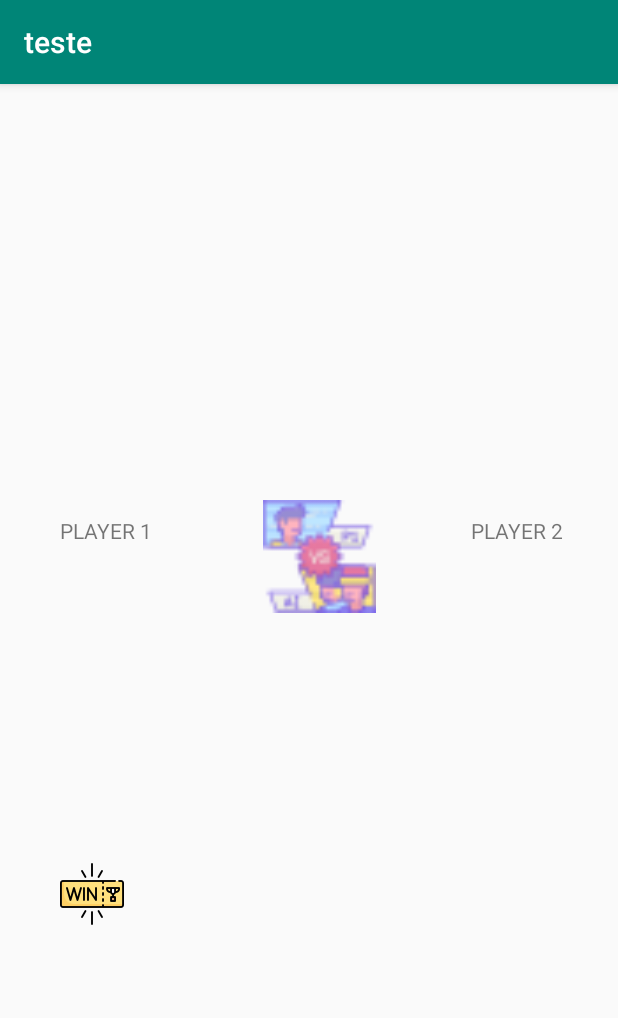
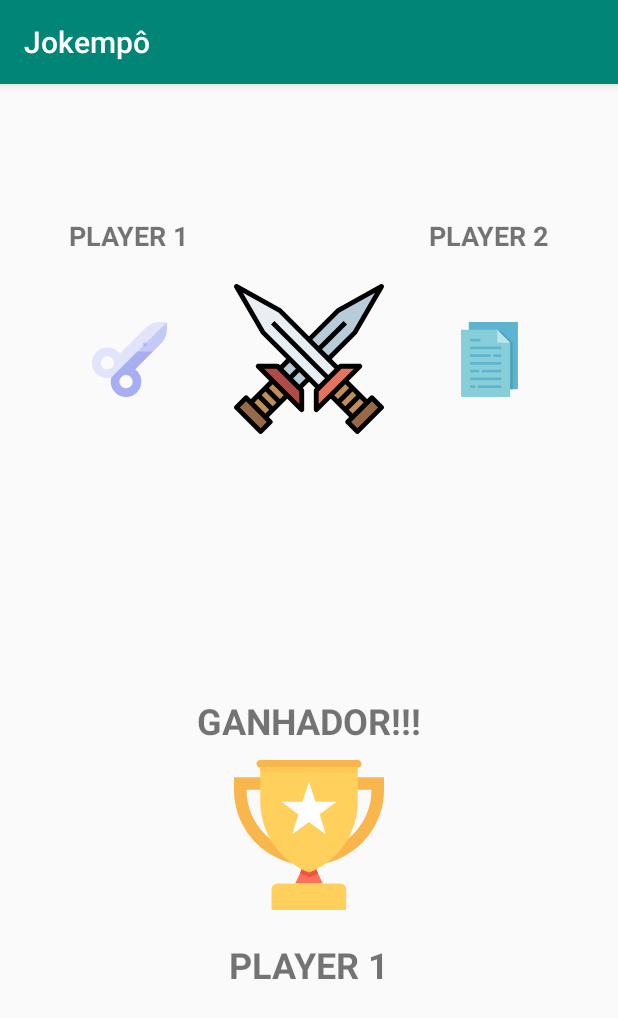
Before and after one commit to Thanyla/jokempo, an Android app: the screen it shows after launch (ControlActivity), after a tap on an icon or button, on a phone screen of 412 x 824 dp. Shown: the top 1018 px of the screen. Run offline under Robolectric (Android 15) with nearby library versions, the phone set to English and light mode, and no system bars; 1 other tap on this screen came first.

Commit message:
Finalização das regras e layout

```diff
--- /dev/null
+++ b/app/src/main/java/com/example/teste/Chooses.java
@@ -0,0 +1,28 @@
+package com.example.teste;
+
+public class Chooses {
+    public int getImagem(int idEscolha){
+        if(idEscolha == R.id.papel){
+            return getPapel();
+        }
+        if(idEscolha == R.id.pedra){
+            return getPedra();
+        }
+        if(idEscolha == R.id.tesoura){
+            return getTesoura();
+        }
+        return 0;
+    }
+
+    public int getPedra(){
+        return R.drawable.ic_stone;
+    }
+
+    public int getPapel(){
+        return R.drawable.ic_document;
+    }
+
+    public int getTesoura(){
+        return R.drawable.ic_scissors;
+    }
+}
--- a/app/src/main/java/com/example/teste/ControlActivity.java
+++ b/app/src/main/java/com/example/teste/ControlActivity.java
@@ -4,6 +4,7 @@ import androidx.appcompat.app.AppCompatActivity;
 
 import android.content.Context;
 import android.os.Bundle;
+import android.widget.ImageView;
 import android.widget.TextView;
 import android.widget.Toast;
 
@@ -19,7 +20,15 @@ public class ControlActivity extends AppCompatActivity {
         Player playerTwo = (Player) extras.get("playerTwo");
         Rules rules = (Rules) extras.get("rules");
 
-        Toast.makeText(getContext(), rules.quemVence(playerOne, playerTwo).getNome(), Toast.LENGTH_SHORT).show();
+        ImageView playerOneEscolha= (ImageView) findViewById(R.id.imagePlayerOne);
+        ImageView playerTwoEscolha= (ImageView) findViewById(R.id.imagePlayerTwo);
+        //playerOneEscolha.setImageResource(R.drawable.ic_scissors);
+        playerOneEscolha.setImageResource(new Chooses().getImagem(playerOne.getIdEscolha()));
+        playerTwoEscolha.setImageResource(new Chooses().getImagem(playerTwo.getIdEscolha()));
+
+        TextView winner = (TextView) findViewById(R.id.textWinner);
+        winner.setText(rules.quemVence(playerOne, playerTwo).getNome());
+
     }
     public Context getContext(){return this;}
 
--- a/app/src/main/java/com/example/teste/MainActivity.java
+++ b/app/src/main/java/com/example/teste/MainActivity.java
@@ -35,6 +35,7 @@ public class MainActivity extends AppCompatActivity {
 
     public void escolha(View view) {
         //preenchendo jogadores
+
         if(playerOne == null){
             this.playerOne = new Player("PLAYER 1", view.getId());
             Toast.makeText(getContext(), "Escolha computada", Toast.LENGTH_SHORT).show();
@@ -45,6 +46,8 @@ public class MainActivity extends AppCompatActivity {
             this.playerTwo = new Player("PLAYER 2", view.getId());
             Toast.makeText(getContext(), "Escolha computada", Toast.LENGTH_SHORT).show();
         }
+
+        //Toast.makeText(getContext(), "" + view.getBackground().toString(), Toast.LENGTH_SHORT).show();
 
         if(playerOne != null && playerTwo != null){
             Intent intent = new Intent(getContext(), ControlActivity.class);
--- a/app/src/main/java/com/example/teste/Player.java
+++ b/app/src/main/java/com/example/teste/Player.java
@@ -1,4 +1,6 @@
 package com.example.teste;
+
+import android.graphics.drawable.Drawable;
 
 import java.io.Serializable;
 
@@ -26,4 +28,5 @@ public class Player implements Serializable {
     public void setIdEscolha(int idEscolha) {
         this.idEscolha = idEscolha;
     }
+
 }
--- /dev/null
+++ b/app/src/main/res/drawable/ic_cup.xml
@@ -0,0 +1,30 @@
+<vector xmlns:android="http://schemas.android.com/apk/res/android"
+    android:width="501.551dp"
+    android:height="501.551dp"
+    android:viewportWidth="501.551"
+    android:viewportHeight="501.551">
+  <path
+      android:pathData="M296.751,412.735l-91.951,0l15.673,-33.437l13.584,-31.347l33.437,0l13.584,31.347z"
+      android:fillColor="#FF7058"/>
+  <path
+      android:pathData="M355.265,412.735h-208.98c-11.494,0 -20.898,9.404 -20.898,20.898v67.918h249.731v-67.918C376.163,422.139 366.759,412.735 355.265,412.735z"
+      android:fillColor="#FFD15C"/>
+  <path
+      android:pathData="M281.078,379.298c-8.359,4.18 -16.718,8.359 -25.078,11.494l-5.224,1.045l-5.225,-2.09c-8.359,-3.135 -16.718,-7.314 -25.078,-11.494l13.584,-31.347h32.392L281.078,379.298z"
+      android:fillColor="#F1543F"/>
+  <path
+      android:pathData="M0,57.469v42.841C0,204.8 64.784,294.661 155.69,332.278c29.257,12.539 61.649,18.808 95.086,18.808s65.829,-6.269 95.086,-18.808c90.906,-37.616 155.69,-127.478 155.69,-231.967V57.469H0zM459.755,100.31c0,50.155 -17.763,96.131 -48.065,132.702c-38.661,45.975 -96.131,76.278 -160.914,76.278s-122.253,-29.257 -160.914,-76.278c-29.257,-35.527 -48.065,-82.547 -48.065,-132.702v-1.045H458.71v1.045H459.755z"
+      android:fillColor="#F8B64C"/>
+  <path
+      android:pathData="M413.78,0H87.771c-7.314,0 -12.539,6.269 -12.539,12.539c0,7.314 5.224,13.584 12.539,13.584H413.78c7.314,0 12.539,-6.269 12.539,-12.539C426.318,6.269 421.094,0 413.78,0z"
+      android:fillColor="#F8B64C"/>
+  <path
+      android:pathData="M413.78,26.122v112.849c0,104.49 -64.784,199.576 -163.004,237.192c-98.22,-38.661 -163.004,-132.702 -163.004,-238.237V26.122H413.78z"
+      android:fillColor="#FFD15C"/>
+  <path
+      android:pathData="M250.776,73.143l21.942,66.873l70.009,0l-56.425,41.796l20.898,66.874l-56.424,-41.796l-56.425,41.796l20.898,-66.874l-56.425,-41.796l70.009,0z"
+      android:fillColor="#FFFFFF"/>
+  <path
+      android:pathData="M87.771,26.122h324.963v15.673h-324.963z"
+      android:fillColor="#FFC952"/>
+</vector>
--- /dev/null
+++ b/app/src/main/res/drawable/ic_document.xml
@@ -0,0 +1,90 @@
+<vector xmlns:android="http://schemas.android.com/apk/res/android"
+    android:width="599dp"
+    android:height="599dp"
+    android:viewportWidth="599"
+    android:viewportHeight="599.318">
+  <path
+      android:pathData="M134.086,0L526.535,0L526.535,537.035L134.086,537.035ZM134.086,0"
+      android:fillColor="#5EB3D1"
+      android:fillAlpha="1"
+      android:fillType="nonZero"
+      android:strokeColor="#00000000"/>
+  <path
+      android:pathData="M392.277,72.293L371.621,72.293L371.621,537.035L485.223,537.035L485.223,165.242ZM392.277,72.293"
+      android:fillColor="#4FA1B7"
+      android:fillAlpha="1"
+      android:fillType="nonZero"
+      android:strokeColor="#00000000"/>
+  <path
+      android:pathData="M464.57,599L72.121,599L72.121,61.965L361.293,61.965L464.57,165.242ZM464.57,599"
+      android:fillColor="#87CED9"
+      android:fillAlpha="1"
+      android:fillType="nonZero"
+      android:strokeColor="#00000000"/>
+  <path
+      android:pathData="M464.57,165.242L361.293,165.242L361.293,61.965ZM464.57,165.242"
+      android:fillColor="#B9E6ED"
+      android:fillAlpha="1"
+      android:fillType="nonZero"
+      android:strokeColor="#00000000"/>
+  <path
+      android:pathData="M144.414,196.223L392.277,196.223L392.277,216.879L144.414,216.879ZM144.414,196.223"
+      android:fillColor="#5EB3D1"
+      android:fillAlpha="1"
+      android:fillType="nonZero"
+      android:strokeColor="#00000000"/>
+  <path
+      android:pathData="M144.414,134.258L227.035,134.258L227.035,154.914L144.414,154.914ZM144.414,134.258"
+      android:fillColor="#5EB3D1"
+      android:fillAlpha="1"
+      android:fillType="nonZero"
+      android:strokeColor="#00000000"/>
+  <path
+      android:pathData="M144.414,258.191L309.656,258.191L309.656,278.844L144.414,278.844ZM144.414,258.191"
+      android:fillColor="#5EB3D1"
+      android:fillAlpha="1"
+      android:fillType="nonZero"
+      android:strokeColor="#00000000"/>
+  <path
+      android:pathData="M330.313,258.191L392.277,258.191L392.277,278.844L330.313,278.844ZM330.313,258.191"
+      android:fillColor="#5EB3D1"
+      android:fillAlpha="1"
+      android:fillType="nonZero"
+      android:strokeColor="#00000000"/>
+  <path
+      android:pathData="M144.414,320.156L392.277,320.156L392.277,340.809L144.414,340.809ZM144.414,320.156"
+      android:fillColor="#5EB3D1"
+      android:fillAlpha="1"
+      android:fillType="nonZero"
+      android:strokeColor="#00000000"/>
+  <path
+      android:pathData="M144.414,444.086L392.277,444.086L392.277,464.742L144.414,464.742ZM144.414,444.086"
+      android:fillColor="#5EB3D1"
+      android:fillAlpha="1"
+      android:fillType="nonZero"
+      android:strokeColor="#00000000"/>
+  <path
+      android:pathData="M237.363,382.121L392.277,382.121L392.277,402.773L237.363,402.773ZM237.363,382.121"
+      android:fillColor="#5EB3D1"
+      android:fillAlpha="1"
+      android:fillType="nonZero"
+      android:strokeColor="#00000000"/>
+  <path
+      android:pathData="M144.414,382.121L216.707,382.121L216.707,402.773L144.414,402.773ZM144.414,382.121"
+      android:fillColor="#5EB3D1"
+      android:fillAlpha="1"
+      android:fillType="nonZero"
+      android:strokeColor="#00000000"/>
+  <path
+      android:pathData="M144.414,506.051L185.723,506.051L185.723,526.707L144.414,526.707ZM144.414,506.051"
+      android:fillColor="#5EB3D1"
+      android:fillAlpha="1"
+      android:fillType="nonZero"
+      android:strokeColor="#00000000"/>
+  <path
+      android:pathData="M206.379,506.051L392.277,506.051L392.277,526.707L206.379,526.707ZM206.379,506.051"
+      android:fillColor="#5EB3D1"
+      android:fillAlpha="1"
+      android:fillType="nonZero"
+      android:strokeColor="#00000000"/>
+</vector>
--- /dev/null
+++ b/app/src/main/res/drawable/ic_scissors.xml
@@ -0,0 +1,21 @@
+<vector xmlns:android="http://schemas.android.com/apk/res/android"
+    android:width="512dp"
+    android:height="512dp"
+    android:viewportWidth="512"
+    android:viewportHeight="512">
+  <path
+      android:pathData="M507.762,4.499C505.063,1.8 501.163,0 496.962,0c-54.899,0 -91.199,0 -134.099,43.198l-173.6,173.3c-2.999,-3.898 -6.301,-7.798 -9.901,-11.1c-40.8,-40.8 -107.399,-40.8 -148.5,0c-41.1,40.801 -41.1,107.401 0,148.5c20.402,20.099 47.401,30.3 74.401,30.3c8.699,0 17.1,-0.901 25.499,-2.999c18.001,-4.501 34.801,-13.801 48.6,-27.601L302.363,230.9h48.9l65.4,-29.7l0.599,-0.3l48.9,-49.2c43.2,-42.9 45.8,-81.8 45.8,-136.699C511.962,10.8 510.464,7.2 507.762,4.499zM105.263,324.499c-11.7,0 -23.101,-4.501 -31.8,-13.2c-17.701,-17.401 -17.701,-45.901 0,-63.6c17.399,-17.401 45.899,-17.401 63.6,0c8.399,8.399 13.2,19.799 13.2,31.8c0,11.999 -4.801,23.399 -13.2,31.8C128.064,319.999 116.663,324.499 105.263,324.499z"
+      android:fillColor="#E1E4FB"/>
+  <path
+      android:pathData="M511.962,15c0,54.899 -2.6,93.799 -45.8,136.699l-48.9,49.2l-0.599,0.3l-65.4,29.7h-48.9l-123.001,122.7c-13.799,13.801 -30.599,23.101 -48.6,27.601L507.464,4.499c0,0 0,0 0.298,0C510.464,7.2 511.962,10.8 511.962,15z"
+      android:fillColor="#C5C9F7"/>
+  <path
+      android:pathData="M370.162,162.799c-5.698,6 -15.298,6 -20.999,0c-6,-5.7 -6,-15.3 0,-21c5.7,-6 15.3,-6 20.999,0C376.162,147.499 376.162,157.099 370.162,162.799z"
+      android:fillColor="#C5C9F7"/>
+  <path
+      android:pathData="M370.162,162.799c-5.698,6 -15.298,6 -20.999,0l20.999,-21C376.162,147.499 376.162,157.099 370.162,162.799z"
+      android:fillColor="#A8AFF1"/>
+  <path
+      android:pathData="M295.462,322.7l121.8,-121.8H311.063l-180,180c-9,34.499 0,72.9 27.299,100.199c20.402,20.7 47.1,30.901 74.101,30.901s53.699,-10.201 74.399,-30.901c40.501,-41.1 40.501,-107.699 -0.3,-148.499C303.262,328.998 299.362,325.699 295.462,322.7zM264.263,438.499c-8.699,9 -20.4,13.2 -31.8,13.2s-23.101,-4.2 -31.8,-13.2c-17.701,-17.401 -17.701,-45.899 0,-63.6c17.401,-17.401 46.199,-17.401 63.6,0C281.663,392.6 281.663,421.099 264.263,438.499z"
+      android:fillColor="#A8AFF1"/>
+</vector>
--- /dev/null
+++ b/app/src/main/res/drawable/ic_stone.xml
@@ -0,0 +1,21 @@
+<vector xmlns:android="http://schemas.android.com/apk/res/android"
+    android:width="512dp"
+    android:height="512dp"
+    android:viewportWidth="512"
+    android:viewportHeight="512">
+  <path
+      android:pathData="M377.655,147.841L205.609,3.095c-3.933,-3.278 -9.144,-3.781 -13.934,-2.311L180.531,52.5l146.25,410.281l23.533,48.023l39.749,-68.648l11.25,-217.094L377.655,147.841z"
+      android:fillColor="#8B8892"/>
+  <path
+      android:pathData="M307.094,434.656L49.688,177.25l-42.142,0.114l3.08,44.26L86,451.374L142,512h204c1.465,-0.406 2.888,-0.802 4.314,-1.196L307.094,434.656z"
+      android:fillColor="#8B8892"/>
+  <path
+      android:pathData="M1.586,189.284C0.542,191.369 0,193.669 0,196v210.985c0,4.726 2.225,9.175 6.006,12.012l121,90c2.598,1.948 5.76,3.003 9.009,3.003H142L7.546,177.364L1.586,189.284z"
+      android:fillColor="#AEADB3"/>
+  <path
+      android:pathData="M353.718,509.861l151.002,-90c4.517,-2.71 7.28,-7.592 7.28,-12.859v-91.024c0,-3.4 -1.157,-6.698 -3.281,-9.353l-121,-150c-0.707,-0.721 -1.41,-1.437 -2.117,-2.161l-7.947,-6.623l-0.005,0.002L350.254,510.61l0.06,0.194C351.438,510.493 352.563,510.182 353.718,509.861z"
+      android:fillColor="#AEADB3"/>
+  <path
+      android:pathData="M191.675,0.784c-0.786,0.242 -1.626,0.042 -2.377,0.417L69.291,61.582c-2.904,1.452 -5.257,3.805 -6.709,6.709L7.546,177.364l342.768,333.441L191.675,0.784z"
+      android:fillColor="#787780"/>
+</vector>
--- /dev/null
+++ b/app/src/main/res/drawable/ic_war.xml
@@ -0,0 +1,87 @@
+<vector xmlns:android="http://schemas.android.com/apk/res/android"
+    android:width="496dp"
+    android:height="496dp"
+    android:viewportWidth="496.004"
+    android:viewportHeight="496">
+  <path
+      android:pathData="m216.004,344.004 l184,-184 88,-152 -144,80 -192,192"
+      android:fillColor="#b8cbd9"/>
+  <path
+      android:pathData="m376,456.008 l80,-80 32,32 -80,80zM376,456.008"
+      android:fillColor="#976947"/>
+  <path
+      android:pathData="m320.004,368.004 l72,72 48,-48 -72,-72"
+      android:fillColor="#c18e59"/>
+  <path
+      android:pathData="m272.004,416.004 l144,-144h-64l-80,80zM272.004,416.004"
+      android:fillColor="#e4725f"/>
+  <path
+      android:pathData="m280.004,344.004 l-184,-184 -88,-152 144,80 192,192"
+      android:fillColor="#e8eff4"/>
+  <path
+      android:pathData="m8.004,408 l32,-32 79.996,79.996 -32,32.004zM8.004,408"
+      android:fillColor="#976947"/>
+  <path
+      android:pathData="m176.004,368.004 l-72,72 -48,-48 72,-72"
+      android:fillColor="#c18e59"/>
+  <path
+      android:pathData="m224.004,416.004 l-144,-144h64l80,80zM224.004,416.004"
+      android:fillColor="#af4a47"/>
+  <path
+      android:fillColor="#FF000000"
+      android:pathData="m272.004,424.004c-1.035,0 -2.074,-0.199 -3.066,-0.609 -2.984,-1.238 -4.934,-4.16 -4.934,-7.391v-64c0,-2.121 0.84,-4.16 2.344,-5.656l80,-80c1.496,-1.504 3.535,-2.344 5.656,-2.344h64c3.23,0 6.148,1.953 7.391,4.938 1.238,2.992 0.551,6.43 -1.738,8.719l-144,144c-1.527,1.527 -3.574,2.344 -5.652,2.344zM280.004,355.316v41.375l116.688,-116.688h-41.379zM280.004,355.316"/>
+  <path
+      android:fillColor="#FF000000"
+      android:pathData="m408.004,496.004c-2.051,0 -4.098,-0.785 -5.656,-2.344l-32,-32c-3.129,-3.129 -3.129,-8.184 0,-11.313l80,-80c3.125,-3.129 8.184,-3.129 11.309,0l32,32c3.129,3.129 3.129,8.184 0,11.313l-80,80c-1.559,1.559 -3.605,2.344 -5.652,2.344zM387.313,456.004 L408.004,476.691 476.691,408.004 456.004,387.316zM387.313,456.004"/>
+  <path
+      android:fillColor="#FF000000"
+      android:pathData="m362.34,325.66 l11.313,-11.313 72,72 -11.313,11.313zM362.34,325.66"/>
+  <path
+      android:fillColor="#FF000000"
+      android:pathData="m314.34,373.66 l11.313,-11.313 72,72 -11.313,11.313zM314.34,373.66"/>
+  <path
+      android:fillColor="#FF000000"
+      android:pathData="m362.336,410.348 l48,-47.996 11.313,11.313 -47.996,48zM362.336,410.348"/>
+  <path
+      android:fillColor="#FF000000"
+      android:pathData="m338.34,386.348 l47.996,-47.996 11.313,11.313 -47.996,48zM338.34,386.348"/>
+  <path
+      android:fillColor="#FF000000"
+      android:pathData="m274.348,349.66 l-184,-184c-0.496,-0.496 -0.922,-1.047 -1.266,-1.648l-88,-152c-1.809,-3.113 -1.305,-7.047 1.215,-9.617 2.52,-2.566 6.441,-3.133 9.594,-1.383l144,80c0.648,0.359 1.246,0.809 1.766,1.336l192,192 -11.309,11.313 -191.211,-191.207 -117.695,-65.387 72.961,126.027 183.254,183.254zM274.348,349.66"/>
+  <path
+      android:fillColor="#FF000000"
+      android:pathData="m224.004,424.004c-2.082,0 -4.129,-0.816 -5.656,-2.344l-144,-144c-2.289,-2.289 -2.977,-5.727 -1.738,-8.719 1.242,-2.984 4.16,-4.938 7.395,-4.938h64c2.117,0 4.156,0.84 5.652,2.344l80,80c1.504,1.496 2.348,3.535 2.348,5.656v64c0,3.23 -1.953,6.152 -4.938,7.391 -0.992,0.41 -2.031,0.609 -3.063,0.609zM99.313,280.004 L216.004,396.691v-41.375l-75.313,-75.313zM99.313,280.004"/>
+  <path
+      android:fillColor="#FF000000"
+      android:pathData="m88.004,496.004c-2.051,0 -4.098,-0.785 -5.656,-2.344l-80,-80c-3.129,-3.129 -3.129,-8.184 0,-11.313l32,-32c3.125,-3.129 8.184,-3.129 11.309,0l80,80c3.129,3.129 3.129,8.184 0,11.313l-32,32c-1.559,1.559 -3.605,2.344 -5.652,2.344zM19.313,408.004 L88.004,476.691 108.691,456.004 40.004,387.316zM19.313,408.004"/>
+  <path
+      android:fillColor="#FF000000"
+      android:pathData="m50.344,386.348 l72,-72 11.313,11.313 -72,72zM50.344,386.348"/>
+  <path
+      android:fillColor="#FF000000"
+      android:pathData="m98.34,434.348 l72,-72 11.316,11.313 -72,72zM98.34,434.348"/>
+  <path
+      android:fillColor="#FF000000"
+      android:pathData="m74.34,373.656 l11.313,-11.313 48,48 -11.313,11.313zM74.34,373.656"/>
+  <path
+      android:fillColor="#FF000000"
+      android:pathData="m98.34,349.656 l11.313,-11.313 48,48 -11.313,11.313zM98.34,349.656"/>
+  <path
+      android:fillColor="#FF000000"
+      android:pathData="m146.344,274.344 l32,-32 11.316,11.313 -32.004,32zM146.344,274.344"/>
+  <path
+      android:fillColor="#FF000000"
+      android:pathData="m317.656,253.66 l-11.309,-11.313 87.254,-87.254 72.961,-126.027 -117.695,65.387 -95.211,95.207 -11.309,-11.313 96,-96c0.52,-0.527 1.117,-0.977 1.766,-1.336l144,-80c3.16,-1.75 7.074,-1.176 9.594,1.383 2.52,2.563 3.016,6.496 1.215,9.617l-88,152c-0.344,0.602 -0.777,1.16 -1.266,1.648zM317.656,253.66"/>
+  <path
+      android:fillColor="#FF000000"
+      android:pathData="m210.344,338.344 l32,-32 11.313,11.313 -32,32zM210.344,338.344"/>
+  <path
+      android:fillColor="#FF000000"
+      android:pathData="m122.344,133.664 l11.316,-11.313 183.996,184 -11.313,11.313zM122.344,133.664"/>
+  <path
+      android:fillColor="#FF000000"
+      android:pathData="m178.344,306.344 l32,-32 11.316,11.313 -32.004,32zM178.344,306.344"/>
+  <path
+      android:fillColor="#FF000000"
+      android:pathData="m274.344,210.348 l87.996,-87.996 11.313,11.313 -87.996,87.996zM274.344,210.348"/>
+</vector>
--- a/app/src/main/res/layout/activity_control.xml
+++ b/app/src/main/res/layout/activity_control.xml
@@ -9,57 +9,96 @@
 
     <TextView
         android:id="@+id/textPlayer1"
-        android:layout_width="72dp"
-        android:layout_height="18dp"
-        android:layout_marginStart="40dp"
-        android:layout_marginTop="288dp"
+        android:layout_width="wrap_content"
+        android:layout_height="wrap_content"
+        android:layout_marginEnd="30dp"
+        android:layout_marginBottom="20dp"
         android:text="@string/player_one"
-        app:layout_constraintStart_toStartOf="parent"
-        app:layout_constraintTop_toTopOf="parent" />
-
-    <ImageView
-        android:id="@+id/imageView"
-        android:layout_width="106dp"
-        android:layout_height="75dp"
-        android:src="@mipmap/vs"
-        app:layout_constraintBottom_toBottomOf="parent"
-        app:layout_constraintEnd_toStartOf="@+id/textPlayer2"
-        app:layout_constraintStart_toEndOf="@+id/textPlayer1"
-        app:layout_constraintTop_toTopOf="parent"
-        app:layout_constraintVertical_bias="0.4" />
+        android:textSize="18sp"
+        android:textStyle="bold"
+        app:layout_constraintBottom_toTopOf="@+id/imageVersus"
+        app:layout_constraintEnd_toStartOf="@+id/imageVersus" />
 
     <TextView
         android:id="@+id/textPlayer2"
         android:layout_width="wrap_content"
         android:layout_height="wrap_content"
-        android:layout_marginTop="288dp"
-        android:layout_marginEnd="36dp"
+        android:layout_marginStart="30dp"
+        android:layout_marginBottom="20dp"
         android:text="@string/player_two"
-        app:layout_constraintEnd_toEndOf="parent"
-        app:layout_constraintTop_toTopOf="parent" />
+        android:textSize="18sp"
+        android:textStyle="bold"
+        app:layout_constraintBottom_toTopOf="@+id/imageVersus"
+        app:layout_constraintStart_toEndOf="@+id/imageVersus" />
 
     <ImageView
-        android:id="@+id/imageView2"
+        android:id="@+id/imagePlayerOne"
+        android:layout_width="50dp"
+        android:layout_height="50dp"
+        android:contentDescription="@string/app_name"
+        app:layout_constraintBottom_toBottomOf="@+id/imageVersus"
+        app:layout_constraintEnd_toEndOf="@+id/textPlayer1"
+        app:layout_constraintStart_toStartOf="@+id/textPlayer1"
+        app:layout_constraintTop_toTopOf="@+id/imageVersus"
+        app:srcCompat="@drawable/ic_launcher_background" />
+
+    <ImageView
+        android:id="@+id/imagePlayerTwo"
+        android:layout_width="50dp"
+        android:layout_height="50dp"
+        android:contentDescription="@string/app_name"
+        app:layout_constraintBottom_toBottomOf="@+id/imageVersus"
+        app:layout_constraintEnd_toEndOf="@+id/textPlayer2"
+        app:layout_constraintStart_toStartOf="@+id/textPlayer2"
+        app:layout_constraintTop_toTopOf="@+id/imageVersus"
+        app:srcCompat="@drawable/ic_launcher_background" />
+
+    <ImageView
+        android:id="@+id/imageVersus"
+        android:layout_width="100dp"
+        android:layout_height="100dp"
+        android:contentDescription="@string/app_name"
+        android:src="@drawable/ic_war"
+        app:layout_constraintBottom_toBottomOf="parent"
+        app:layout_constraintEnd_toEndOf="parent"
+        app:layout_constraintStart_toStartOf="parent"
+        app:layout_constraintTop_toTopOf="parent"
+        app:layout_constraintVertical_bias="0.20" />
+
+    <TextView
+        android:id="@+id/textView2"
         android:layout_width="wrap_content"
         android:layout_height="wrap_content"
-        android:layout_marginStart="40dp"
+        android:layout_marginBottom="10dp"
+        android:text="@string/ganhador"
+        android:textSize="24sp"
+        android:textStyle="bold"
+        app:layout_constraintBottom_toTopOf="@+id/imageCup"
+        app:layout_constraintEnd_toEndOf="@+id/imageCup"
+        app:layout_constraintStart_toStartOf="@+id/imageCup" />
+
+    <ImageView
+        android:id="@+id/imageCup"
+        android:layout_width="100dp"
+        android:layout_height="100dp"
+        android:contentDescription="@string/app_name"
         app:layout_constraintBottom_toBottomOf="parent"
-        app:layout_constraintStart_toStartOf="parent"
-        app:layout_constraintTop_toBottomOf="@+id/textPlayer1"
-        app:layout_constraintVertical_bias="0.507"
-        app:srcCompat="@mipmap/winner" />
+        app:layout_constraintEnd_toEndOf="@+id/imageVersus"
+        app:layout_constraintStart_toStartOf="@+id/imageVersus"
+        app:layout_constraintTop_toBottomOf="@+id/imageVersus"
+        app:srcCompat="@drawable/ic_cup" />
 
     <TextView
-        android:id="@+id/win"
+        android:id="@+id/textWinner"
         android:layout_width="wrap_content"
         android:layout_height="wrap_content"
-        android:text=""
-        app:layout_constraintBottom_toBottomOf="parent"
-        app:layout_constraintEnd_toEndOf="parent"
-        app:layout_constraintHorizontal_bias="0.285"
-        app:layout_constraintStart_toEndOf="@+id/imageView2"
-        app:layout_constraintTop_toBottomOf="@+id/imageView"
-        app:layout_constraintVertical_bias="0.498" />
+        android:layout_marginTop="20dp"
+        android:text="@string/player_two"
+        android:textSize="24sp"
+        android:textStyle="bold"
+        app:layout_constraintEnd_toEndOf="@+id/imageCup"
+        app:layout_constraintStart_toStartOf="@+id/imageCup"
+        app:layout_constraintTop_toBottomOf="@+id/imageCup" />
 
 
 </androidx.constraintlayout.widget.ConstraintLayout>
--- a/app/src/main/res/layout/activity_main.xml
+++ b/app/src/main/res/layout/activity_main.xml
@@ -46,27 +46,28 @@
         <Button
             android:id="@+id/tesoura"
             style="@style/icones"
-            android:layout_width="wrap_content"
+            android:layout_width="50dp"
             android:layout_height="50dp"
-            android:drawableBottom="@mipmap/tesoura_40"
-            android:layout_marginBottom="15dp"
+            android:layout_marginBottom="30dp"
+            android:background="@drawable/ic_scissors"
             android:onClick="escolha"/>
 
         <Button
             android:id="@+id/papel"
             style="@style/icones"
-            android:layout_width="wrap_content"
+            android:layout_width="50dp"
             android:layout_height="50dp"
-            android:drawableBottom="@mipmap/papel_48"
-            android:layout_marginBottom="15dp"
+            android:layout_marginBottom="30dp"
+            android:background="@drawable/ic_document"
             android:onClick="escolha"/>
 
         <Button
             android:id="@+id/pedra"
             style="@style/icones"
-            android:layout_width="wrap_content"
+            android:layout_width="50dp"
             android:layout_height="50dp"
-            android:drawableBottom="@mipmap/rocha_40"
+            android:background="@drawable/ic_stone"
+            android:tag="@drawable/ic_stone"
             android:onClick="escolha"/>
     </LinearLayout>
 
--- a/app/src/main/res/values/strings.xml
+++ b/app/src/main/res/values/strings.xml
@@ -1,6 +1,7 @@
 <resources>
-    <string name="app_name">teste</string>
+    <string name="app_name">Jokempô</string>
     <string name="instrucao">Escolha uma imagem:</string>
     <string name="player_one">PLAYER 1</string>
     <string name="player_two">PLAYER 2</string>
+    <string name="ganhador">GANHADOR!!!</string>
 </resources>
```
